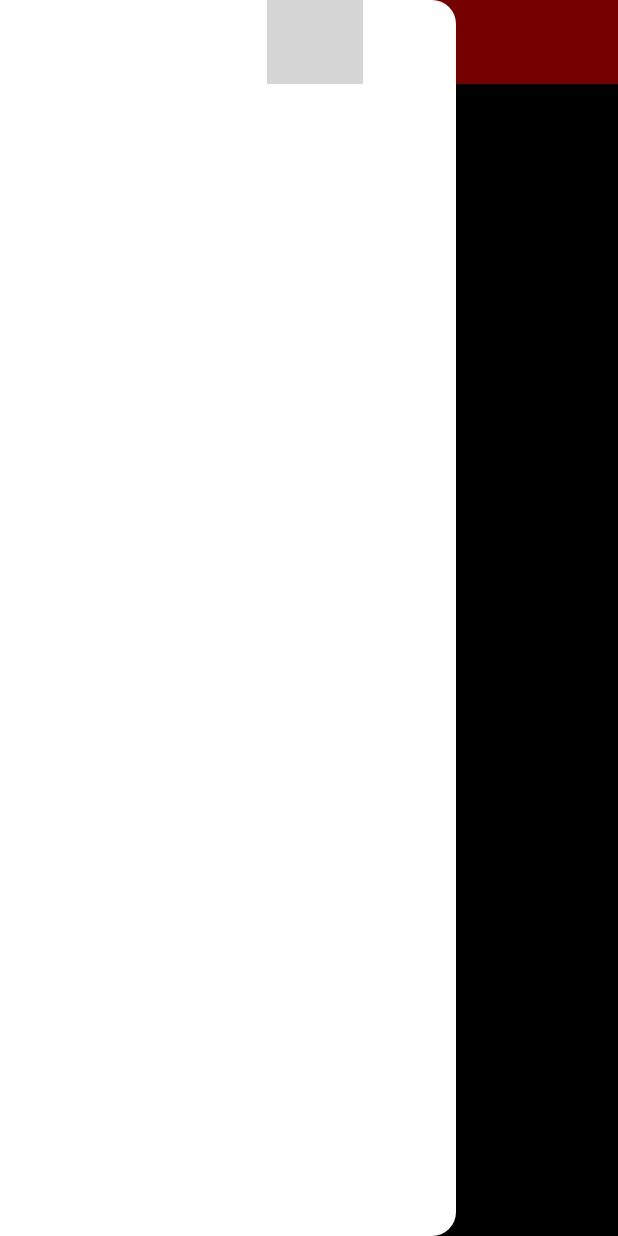
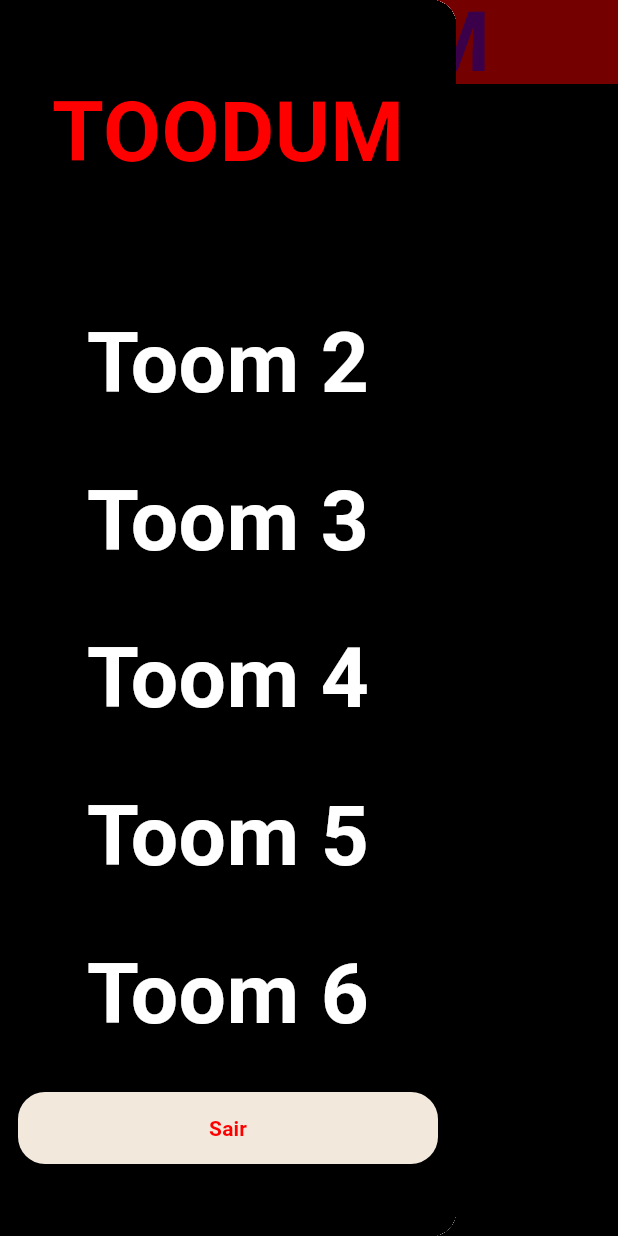
Before and after one commit to Ldiniz9/Toodum, a Flutter app: the ToomWidget screen opened directly, with the side drawer open, on a phone screen of 412 x 824 dp. Run offline on Flutter 3.47's test engine with Material 3 defaults, Android fonts, the light colour scheme and no system bars; our stand-ins replace dio, flutter_riverpod, get_it, get_storage, go_router, injectable; missing offline and left inert: enriquecer_consultants; accounts and stored records are empty; Roboto replaces fonts that are missing (Poppins); grey boxes are pictures that could not be loaded.

Commit message:
feat: Drawer and button implement

```diff
--- a/lib/source/features/landing/presentation/app/pages/landing_page.dart
+++ b/lib/source/features/landing/presentation/app/pages/landing_page.dart
@@ -4,8 +4,7 @@ import 'package:go_router/go_router.dart';
 import 'package:toodum/source/core/theme/theme.dart';
 import 'package:toodum/source/features/landing/presentation/app/widgets/landing_widget.dart';
 import 'package:toodum/source/features/landing/presentation/providers/landing_notifier_provider.dart';
-import 'package:toodum/source/shared/widgets/app_error_widget.dart';
-import 'package:toodum/source/shared/widgets/app_loading_widget.dart';
+import 'package:toodum/source/shared/shared.dart';
 
 final class LandingPage extends ConsumerStatefulWidget {
   const LandingPage({super.key});
--- a/lib/source/features/toom/presentation/app/widgets/toom_widget.dart
+++ b/lib/source/features/toom/presentation/app/widgets/toom_widget.dart
@@ -1,5 +1,6 @@
 import 'package:flutter/material.dart';
 import 'package:toodum/source/core/theme/theme.dart';
+import 'package:toodum/source/shared/widgets/app_drawer_widget.dart';
 
 class ToomWidget extends StatelessWidget {
   const ToomWidget({super.key});
@@ -11,7 +12,7 @@ class ToomWidget extends StatelessWidget {
 
     return Scaffold(
       backgroundColor: Colors.black,
-      drawer: isWideScreen ? null : Drawer(),
+      drawer: isWideScreen ? null : Drawer(child: AppDrawerWidget()),
       appBar: isWideScreen
           ? null
           : AppBar(
@@ -24,14 +25,26 @@ class ToomWidget extends StatelessWidget {
                 ),
               ),
               title: Center(
-                child: Image.asset(ThemeBranding.verticalGold, width: 64),
+                child: Text(
+                  'TOODUM',
+                  style: ThemeTypography.bold56.apply(color: ThemeColors.secondary),
+                ),
               ),
               actions: [SizedBox(width: 48)],
             ),
-      body: Row(
-        children: [
-          Text('data', style: ThemeTypography.bold56.apply(color: ThemeColors.white),),
-        ],
+      body: Padding(
+        padding: const EdgeInsets.all(24.0),
+        child: Column(
+          spacing: 12,
+          children: [
+            Text('Toom 1', style: ThemeTypography.bold56.apply(color: ThemeColors.white),),
+            Text('Toom 2', style: ThemeTypography.bold56.apply(color: ThemeColors.white),),
+            Text('Toom 3', style: ThemeTypography.bold56.apply(color: ThemeColors.white),),
+            Text('Toom 4', style: ThemeTypography.bold56.apply(color: ThemeColors.white),),
+            Text('Toom 5', style: ThemeTypography.bold56.apply(color: ThemeColors.white),),
+            Text('Toom 6', style: ThemeTypography.bold56.apply(color: ThemeColors.white),),
+          ],
+        ),
       ),
     );
   }
--- /dev/null
+++ b/lib/source/shared/shared.dart
@@ -0,0 +1,6 @@
+export 'package:toodum/source/shared/widgets/app_error_widget.dart';
+export 'package:toodum/source/shared/widgets/app_bar_widget.dart';
+export 'package:toodum/source/shared/widgets/app_drawer_widget.dart';
+export 'package:toodum/source/shared/widgets/app_loading_widget.dart';
+export 'package:toodum/source/shared/widgets/button/toom_button_widget.dart';
+export 'package:toodum/source/shared/widgets/button/enums/toom_button_style.dart';
--- /dev/null
+++ b/lib/source/shared/widgets/app_drawer_widget.dart
@@ -0,0 +1,57 @@
+import 'package:flutter/material.dart';
+import 'package:toodum/source/core/theme/theme.dart';
+import 'package:toodum/source/shared/shared.dart';
+
+class AppDrawerWidget extends StatelessWidget {
+  const AppDrawerWidget({super.key});
+
+  @override
+  Widget build(BuildContext context) {
+    return Container(
+      padding: EdgeInsets.symmetric(horizontal: 12, vertical: 48),
+      color: Colors.black,
+      height: double.infinity,
+      child: Column(
+        mainAxisAlignment: MainAxisAlignment.spaceBetween,
+        mainAxisSize: MainAxisSize.max,
+        spacing: 12,
+        children: [
+          Text(
+            'TOODUM',
+            style: ThemeTypography.bold56.apply(color: ThemeColors.primary),
+          ),
+          const SizedBox(height: 24),
+          Text(
+            'Toom 2',
+            style: ThemeTypography.bold56.apply(color: ThemeColors.white),
+          ),
+          Text(
+            'Toom 3',
+            style: ThemeTypography.bold56.apply(color: ThemeColors.white),
+          ),
+          Text(
+            'Toom 4',
+            style: ThemeTypography.bold56.apply(color: ThemeColors.white),
+          ),
+          Text(
+            'Toom 5',
+            style: ThemeTypography.bold56.apply(color: ThemeColors.white),
+          ),
+          Text(
+            'Toom 6',
+            style: ThemeTypography.bold56.apply(color: ThemeColors.white),
+          ),
+          Row(
+            children: [
+              Expanded(
+                child: ToomButtonWidget(onPressed: () {
+
+                } , title: 'Sair', style: ToomButtonStyle.secondary,),
+              ),
+            ],
+          )
+        ],
+      ),
+    );
+  }
+}
--- /dev/null
+++ b/lib/source/shared/widgets/button/enums/toom_button_style.dart
@@ -0,0 +1,8 @@
+enum ToomButtonStyle {
+  primary,
+  secondary,
+  outlinedPrimary,
+  outlinedSecondary,
+  disabled,
+  warning,
+}
--- /dev/null
+++ b/lib/source/shared/widgets/button/toom_button_widget.dart
@@ -0,0 +1,128 @@
+import 'package:flutter/material.dart';
+import 'package:toodum/source/core/theme/theme.dart';
+import 'package:toodum/source/shared/shared.dart';
+
+final class ToomButtonWidget extends StatelessWidget {
+  const ToomButtonWidget({
+    super.key,
+    required this.onPressed,
+    required this.title,
+    this.icon,
+    this.backgroundColor,
+    this.foregroundColor,
+    this.style = ToomButtonStyle.primary,
+    this.padding = const EdgeInsets.all(12),
+    this.textStyle = ThemeTypography.bold14,
+    this.width = double.infinity,
+    this.height = 48,
+    this.borderRadius = 18,
+    this.enabled = true,
+    this.isLoading = false,
+  });
+
+  final VoidCallback onPressed;
+  final String title;
+  final String? icon;
+  final Color? backgroundColor;
+  final Color? foregroundColor;
+  final ToomButtonStyle style;
+  final EdgeInsetsGeometry padding;
+  final TextStyle textStyle;
+  final double width;
+  final double height;
+  final double borderRadius;
+  final bool enabled;
+  final bool isLoading;
+
+  @override
+  Widget build(BuildContext context) {
+    final buttonStyle = _resolveStyle(style, enabled);
+
+    return SizedBox(
+      height: height,
+      child: TextButton(
+        style: buttonStyle,
+        onPressed: () {
+          if (enabled || !isLoading) onPressed();
+        },
+        child: isLoading
+            ? CircularProgressIndicator(color: Colors.white)
+            : Row(
+                mainAxisSize: MainAxisSize.min,
+                children: [
+                  // if (icon != null) ...[ThemeIconWidget(icon: icon!, size: 16)],
+                  Text(title, style: textStyle),
+                ],
+              ),
+      ),
+    );
+  }
+
+  ButtonStyle _resolveStyle(ToomButtonStyle style, bool enabled) {
+    final commonShape = RoundedRectangleBorder(
+      borderRadius: BorderRadius.circular(borderRadius),
+    );
+
+    if (backgroundColor != null && foregroundColor != null) {
+      return TextButton.styleFrom(
+        backgroundColor: backgroundColor,
+        foregroundColor: foregroundColor,
+        shape: commonShape,
+        padding: padding,
+      );
+    }
+
+    if (!enabled) {
+      return TextButton.styleFrom(
+        backgroundColor: ThemeColors.grey2,
+        foregroundColor: ThemeColors.grey4,
+        shape: commonShape,
+        padding: padding,
+      );
+    }
+
+    switch (style) {
+      case ToomButtonStyle.primary:
+        return TextButton.styleFrom(
+          backgroundColor: ThemeColors.primary,
+          foregroundColor: Colors.white,
+          shape: commonShape,
+          padding: padding,
+        );
+      case ToomButtonStyle.secondary:
+        return TextButton.styleFrom(
+          backgroundColor: ThemeColors.light,
+          foregroundColor: ThemeColors.primary,
+          shape: commonShape,
+          padding: padding,
+        );
+      case ToomButtonStyle.outlinedPrimary:
+        return OutlinedButton.styleFrom(
+          side: BorderSide(color: ThemeColors.primary),
+          foregroundColor: ThemeColors.primary,
+          shape: commonShape,
+          padding: padding,
+        );
+      case ToomButtonStyle.outlinedSecondary:
+        return OutlinedButton.styleFrom(
+          side: BorderSide(color: ThemeColors.light),
+          foregroundColor: ThemeColors.light,
+          shape: commonShape,
+        );
+      case ToomButtonStyle.disabled:
+        return TextButton.styleFrom(
+          backgroundColor: ThemeColors.grey2,
+          foregroundColor: ThemeColors.grey4,
+          shape: commonShape,
+          padding: padding,
+        );
+      case ToomButtonStyle.warning:
+        return TextButton.styleFrom(
+          backgroundColor: ThemeColors.red,
+          foregroundColor: Colors.white,
+          shape: commonShape,
+          padding: padding,
+        );
+    }
+  }
+}
```
